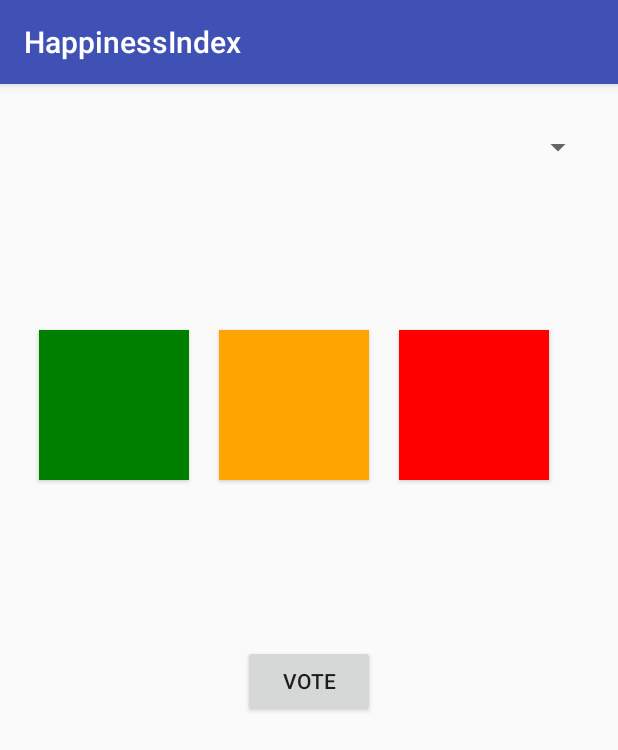
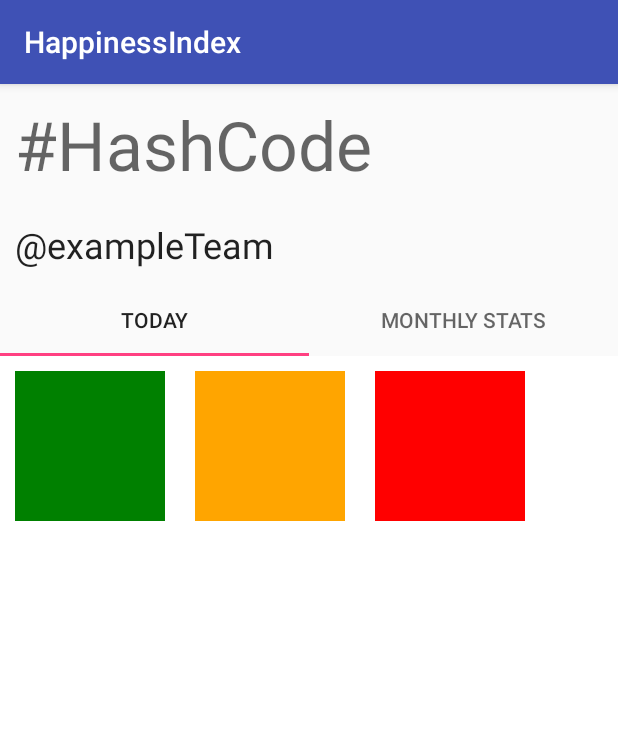
Before and after one commit to AlexandraKapp/HappinessIndex, an Android app: the screen it shows after launch (MainVoteActivity before the commit, StatsActivity after it), on a phone screen of 412 x 824 dp. Shown: the top 750 px of the screen. Run offline under Robolectric (Android 15) with nearby library versions, the phone set to English and light mode, and no system bars; our stand-ins replace ButterKnife; libraries missing offline, so code that uses them is left out: com.jjoe64.graphview; 1 statement that could not run was skipped.

Commit message:
implement tab slider

```diff
--- a/app/build.gradle
+++ b/app/build.gradle
@@ -1,4 +1,5 @@
 apply plugin: 'com.android.application'
+apply plugin: 'com.neenbedankt.android-apt'
 
 android {
     compileSdkVersion 25
@@ -15,6 +16,7 @@ android {
         release {
             minifyEnabled false
             proguardFiles getDefaultProguardFile('proguard-android.txt'), 'proguard-rules.pro'
+            proguardFile "proguard-butterknife-7.pro"
         }
     }
 }
@@ -24,8 +26,10 @@ dependencies {
     androidTestCompile('com.android.support.test.espresso:espresso-core:2.2.2', {
         exclude group: 'com.android.support', module: 'support-annotations'
     })
+    testCompile 'junit:junit:4.12'
     compile 'com.android.support:appcompat-v7:25.1.1'
     compile 'com.android.support:design:25.1.1'
-    testCompile 'junit:junit:4.12'
     compile 'com.jjoe64:graphview:4.2.1'
+    compile 'com.jakewharton:butterknife:8.4.0'
+    apt 'com.jakewharton:butterknife-compiler:8.4.0'
 }
--- a/app/src/main/AndroidManifest.xml
+++ b/app/src/main/AndroidManifest.xml
@@ -9,13 +9,15 @@
         android:supportsRtl="true"
         android:theme="@style/AppTheme">
         <activity android:name=".MainVoteActivity">
+
+        </activity>
+        <activity android:name=".StatsActivity">
             <intent-filter>
                 <action android:name="android.intent.action.MAIN" />
 
                 <category android:name="android.intent.category.LAUNCHER" />
             </intent-filter>
         </activity>
-        <activity android:name=".StatsActivity"></activity>
     </application>
 
 </manifest>
--- a/app/src/main/java/com/kapp/happinessindex/StatsActivity.java
+++ b/app/src/main/java/com/kapp/happinessindex/StatsActivity.java
@@ -1,13 +1,52 @@
 package com.kapp.happinessindex;
 
+import android.net.Uri;
+import android.support.design.widget.TabLayout;
+import android.support.v4.view.ViewPager;
 import android.support.v7.app.AppCompatActivity;
 import android.os.Bundle;
+import android.widget.TextView;
 
-public class StatsActivity extends AppCompatActivity {
+import butterknife.BindView;
+import butterknife.ButterKnife;
+
+public class StatsActivity extends AppCompatActivity implements TabFragment.OnFragmentInteractionListener{
+
+    @SuppressWarnings("WeakerAccess")
+    @BindView(R.id.hashtag_as_title)
+    TextView mHashCode;
+
+    @SuppressWarnings("WeakerAccess")
+    @BindView(R.id.team_name)
+    TextView mAtTeam;
+
+    @SuppressWarnings("WeakerAccess")
+    @BindView(R.id.viewpager)
+    ViewPager mViewPager;
+
+    @SuppressWarnings("WeakerAccess")
+    @BindView(R.id.sliding_tabs)
+    TabLayout mTabLayout;
 
     @Override
     protected void onCreate(Bundle savedInstanceState) {
         super.onCreate(savedInstanceState);
         setContentView(R.layout.activity_stats);
+
+        ButterKnife.bind(this);
+
+        //TODO: pack and unpack bundle and set Hashcode, Teamname and stats
+
+        mHashCode.setText("#HashCode");
+        mAtTeam.setText("@exampleTeam");
+
+        mViewPager.setAdapter(new TabFragmentAdapter(getSupportFragmentManager(), StatsActivity.this));
+        mTabLayout.setupWithViewPager(mViewPager);
+
+    }
+
+    @Override
+    public void onFragmentInteraction(Uri uri) {
+
     }
 }
--- /dev/null
+++ b/app/src/main/java/com/kapp/happinessindex/TabFragment.java
@@ -0,0 +1,129 @@
+package com.kapp.happinessindex;
+
+import android.content.Context;
+import android.net.Uri;
+import android.os.Bundle;
+import android.support.v4.app.Fragment;
+import android.view.LayoutInflater;
+import android.view.View;
+import android.view.ViewGroup;
+import android.widget.TextView;
+
+import com.jjoe64.graphview.GraphView;
+
+import org.w3c.dom.Text;
+
+
+/**
+ * A simple {@link Fragment} subclass.
+ * Activities that contain this fragment must implement the
+ * {@link TabFragment.OnFragmentInteractionListener} interface
+ * to handle interaction events.
+ * Use the {@link TabFragment#newInstance} factory method to
+ * create an instance of this fragment.
+ */
+public class TabFragment extends Fragment {
+    // TODO: Rename parameter arguments, choose names that match
+    // the fragment initialization parameters, e.g. ARG_ITEM_NUMBER
+    private static final String TAB_TYPE = "tab type";
+    private static final String ARG_PARAM2 = "param2";
+
+    // TODO: Rename and change types of parameters
+    private final int TAB_BUTTONS_KEY = 1;
+    private final int TAB_GRAPH_KEY = 2;
+
+    private int mTabType;
+
+    private OnFragmentInteractionListener mListener;
+
+    public TabFragment() {
+        // Required empty public constructor
+    }
+
+    /**
+     * Use this factory method to create a new instance of
+     * this fragment using the provided parameters.
+     *
+     * @param tabType the type of Tab to be inflated
+     * @return A new instance of fragment TabFragment.
+     */
+    // TODO: Rename and change types and number of parameters
+    public static TabFragment newInstance(int tabType) {
+        TabFragment fragment = new TabFragment();
+        Bundle args = new Bundle();
+        args.putInt(TAB_TYPE, tabType);
+        fragment.setArguments(args);
+        return fragment;
+    }
+
+    @Override
+    public void onCreate(Bundle savedInstanceState) {
+        super.onCreate(savedInstanceState);
+        if (getArguments() != null) {
+            mTabType = getArguments().getInt(TAB_TYPE);
+        }
+    }
+
+    @Override
+    public View onCreateView(LayoutInflater inflater, ViewGroup container,
+                             Bundle savedInstanceState) {
+        // Inflate the layout for this fragment
+        View view;
+        if (mTabType == TAB_BUTTONS_KEY) {
+            view = inflater.inflate(R.layout.tab_button_size_fragment, container, false);
+            TextView greenButtonStats = (TextView) view.findViewById(R.id.green_button_stats);
+            TextView orangeButtonStats = (TextView) view.findViewById(R.id.orange_button_stats);
+            TextView redButtonStats = (TextView) view.findViewById(R.id.red_button_stats);
+
+            //TODO: set button size and percentage text on Buttons
+
+        } else if (mTabType == TAB_GRAPH_KEY) {
+            view = inflater.inflate(R.layout.tab_graph_fragment, container, false);
+            GraphView statsGraph = (GraphView) view.findViewById(R.id.stats_graph);
+            //TODO set Graphparameters
+
+        } else {
+            throw new RuntimeException("Tab with key " + mTabType + " is not implemented.");
+        }
+        return view;
+    }
+
+    // TODO: Rename method, update argument and hook method into UI event
+    public void onButtonPressed(Uri uri) {
+        if (mListener != null) {
+            mListener.onFragmentInteraction(uri);
+        }
+    }
+
+    @Override
+    public void onAttach(Context context) {
+        super.onAttach(context);
+        if (context instanceof OnFragmentInteractionListener) {
+            mListener = (OnFragmentInteractionListener) context;
+        } else {
+            throw new RuntimeException(context.toString()
+                    + " must implement OnFragmentInteractionListener");
+        }
+    }
+
+    @Override
+    public void onDetach() {
+        super.onDetach();
+        mListener = null;
+    }
+
+    /**
+     * This interface must be implemented by activities that contain this
+     * fragment to allow an interaction in this fragment to be communicated
+     * to the activity and potentially other fragments contained in that
+     * activity.
+     * <p>
+     * See the Android Training lesson <a href=
+     * "http://developer.android.com/training/basics/fragments/communicating.html"
+     * >Communicating with Other Fragments</a> for more information.
+     */
+    public interface OnFragmentInteractionListener {
+        // TODO: Update argument type and name
+        void onFragmentInteraction(Uri uri);
+    }
+}
--- /dev/null
+++ b/app/src/main/java/com/kapp/happinessindex/TabFragmentAdapter.java
@@ -0,0 +1,34 @@
+package com.kapp.happinessindex;
+
+import android.content.Context;
+import android.support.v4.app.Fragment;
+import android.support.v4.app.FragmentManager;
+import android.support.v4.app.FragmentPagerAdapter;
+
+
+public class TabFragmentAdapter extends FragmentPagerAdapter {
+
+    final int PAGE_COUNT = 2;
+    private String tabTitles[] = new String[]{"Today", "Monthly Stats"};
+    private Context context;
+
+    public TabFragmentAdapter(FragmentManager fm, Context context) {
+        super(fm);
+        this.context = context;
+    }
+
+    @Override
+    public Fragment getItem(int position) {
+        return TabFragment.newInstance(position + 1);
+    }
+
+    @Override
+    public int getCount() {
+        return PAGE_COUNT;
+    }
+
+    @Override
+    public CharSequence getPageTitle(int position) {
+        return tabTitles[position];
+    }
+}
--- a/app/src/main/res/layout/activity_main_vote.xml
+++ b/app/src/main/res/layout/activity_main_vote.xml
@@ -17,7 +17,7 @@
         android:layout_height="wrap_content"
         android:layout_gravity="center_horizontal"
         android:layout_marginTop="14dp"
-        android:id="@+id/spinner"
+        android:id="@+id/drop_down_menu"
         tools:text="#Code"/>
 
     <View
--- a/app/src/main/res/layout/activity_stats.xml
+++ b/app/src/main/res/layout/activity_stats.xml
@@ -17,6 +17,7 @@
         tools:text="@string/example_text_code"/>
 
     <TextView
+        android:id="@+id/team_name"
         android:layout_width="match_parent"
         android:layout_height="wrap_content"
         android:layout_margin="@dimen/small_margin"
--- a/app/src/main/res/layout/button_fragment.xml
+++ b/app/src/main/res/layout/button_fragment.xml
@@ -4,25 +4,25 @@
     android:layout_gravity="center">
 
     <Button
-        android:id="@+id/green_button"
+        android:id="@+id/green_button_stats"
         android:layout_width="@dimen/button_size"
         android:layout_height="@dimen/button_size"
         android:background="@color/basic_green"
         android:layout_margin="@dimen/small_margin"/>
     <Button
-        android:id="@+id/orange_button"
+        android:id="@+id/orange_button_stats"
         android:layout_width="@dimen/button_size"
         android:layout_height="@dimen/button_size"
-        android:layout_toRightOf="@id/green_button"
-        android:layout_toEndOf="@+id/green_button"
+        android:layout_toRightOf="@id/green_button_stats"
+        android:layout_toEndOf="@+id/green_button_stats"
         android:background="@color/basic_orange"
         android:layout_margin="@dimen/small_margin"/>
     <Button
-        android:id="@+id/red_button"
+        android:id="@+id/red_button_stats"
         android:layout_width="@dimen/button_size"
         android:layout_height="@dimen/button_size"
-        android:layout_toRightOf="@id/orange_button"
-        android:layout_toEndOf="@id/orange_button"
+        android:layout_toRightOf="@id/orange_button_stats"
+        android:layout_toEndOf="@id/orange_button_stats"
         android:background="@color/basic_red"
         android:layout_margin="@dimen/small_margin"/>
 </RelativeLayout>
--- /dev/null
+++ b/app/src/main/res/layout/fragment_tab.xml
@@ -0,0 +1,12 @@
+<FrameLayout xmlns:android="http://schemas.android.com/apk/res/android"
+    xmlns:tools="http://schemas.android.com/tools"
+    android:layout_width="match_parent"
+    android:layout_height="match_parent"
+    tools:context="com.kapp.happinessindex.TabFragment">
+
+    <!-- TODO: Update blank fragment layout -->
+    <TextView
+        android:layout_width="match_parent"
+        android:layout_height="match_parent"/>
+
+</FrameLayout>
--- a/app/src/main/res/layout/tab_button_size_fragment.xml
+++ b/app/src/main/res/layout/tab_button_size_fragment.xml
@@ -1,8 +1,38 @@
 <?xml version="1.0" encoding="utf-8"?>
-<LinearLayout xmlns:android="http://schemas.android.com/apk/res/android"
-    android:orientation="vertical" android:layout_width="match_parent"
-    android:layout_height="wrap_content">
+<RelativeLayout xmlns:android="http://schemas.android.com/apk/res/android"
+    xmlns:tools="http://schemas.android.com/tools"
+    android:layout_width="wrap_content"
+    android:layout_height="match_parent"
+    android:layout_gravity="center">
 
-    <include android:id="@+id/button_stats_display"
-        layout="@layout/button_fragment"/>
-</LinearLayout>
+    <TextView
+        android:id="@+id/green_button_stats"
+        android:layout_width="@dimen/button_size"
+        android:layout_height="@dimen/button_size"
+        android:layout_margin="@dimen/small_margin"
+        android:background="@color/basic_green"
+        android:gravity="center"
+        tools:text="60%" />
+
+    <TextView
+        android:id="@+id/orange_button_stats"
+        android:layout_width="@dimen/button_size"
+        android:layout_height="@dimen/button_size"
+        android:layout_margin="@dimen/small_margin"
+        android:layout_toEndOf="@+id/green_button_stats"
+        android:layout_toRightOf="@id/green_button_stats"
+        android:background="@color/basic_orange"
+        android:gravity="center"
+        tools:text="30%" />
+
+    <TextView
+        android:id="@+id/red_button_stats"
+        android:layout_width="@dimen/button_size"
+        android:layout_height="@dimen/button_size"
+        android:layout_margin="@dimen/small_margin"
+        android:layout_toEndOf="@id/orange_button_stats"
+        android:layout_toRightOf="@id/orange_button_stats"
+        android:background="@color/basic_red"
+        android:gravity="center"
+        tools:text="10%" />
+</RelativeLayout>
--- a/app/src/main/res/layout/tab_graph_fragment.xml
+++ b/app/src/main/res/layout/tab_graph_fragment.xml
@@ -4,6 +4,7 @@
     android:layout_height="wrap_content">
 
     <com.jjoe64.graphview.GraphView
+        android:id="@+id/stats_graph"
         android:layout_height="wrap_content"
         android:layout_width="wrap_content"
         />
--- a/build.gradle
+++ b/build.gradle
@@ -6,6 +6,7 @@ buildscript {
     }
     dependencies {
         classpath 'com.android.tools.build:gradle:2.2.3'
+        classpath 'com.neenbedankt.gradle.plugins:android-apt:1.8'
 
         // NOTE: Do not place your application dependencies here; they belong
         // in the individual module build.gradle files
```
